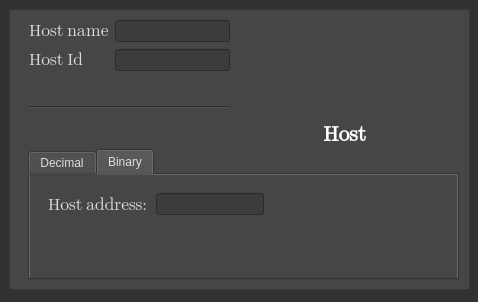
Projekt-zespolowy-TIU/DesignYourNetwork, file src/widgetApp/HostDialog.ui: the form before one commit.
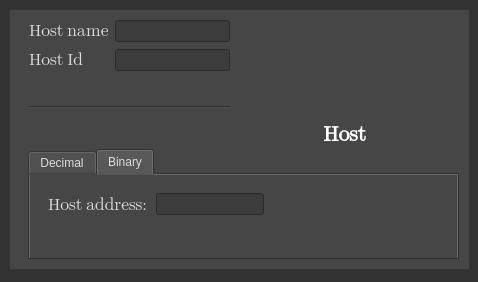
The form after the commit. Icons and pictures are not drawn.

```diff
--- a/src/widgetApp/HostDialog.ui
+++ b/src/widgetApp/HostDialog.ui
@@ -7,7 +7,7 @@
     <x>0</x>
     <y>0</y>
     <width>478</width>
-    <height>302</height>
+    <height>282</height>
    </rect>
   </property>
   <property name="font">
@@ -34,7 +34,7 @@
      <x>9</x>
      <y>9</y>
      <width>461</width>
-     <height>281</height>
+     <height>261</height>
     </rect>
    </property>
    <property name="font">
@@ -98,7 +98,7 @@
       <x>19</x>
       <y>140</y>
       <width>431</width>
-      <height>131</height>
+      <height>111</height>
      </rect>
     </property>
     <property name="tabPosition">
@@ -169,7 +169,7 @@
         <x>0</x>
         <y>0</y>
         <width>431</width>
-        <height>91</height>
+        <height>71</height>
        </rect>
       </property>
       <property name="frameShape">
@@ -184,7 +184,7 @@
          <x>0</x>
          <y>0</y>
          <width>431</width>
-         <height>91</height>
+         <height>71</height>
         </rect>
        </property>
        <layout class="QHBoxLayout" name="horizontalLayout_2">
```
